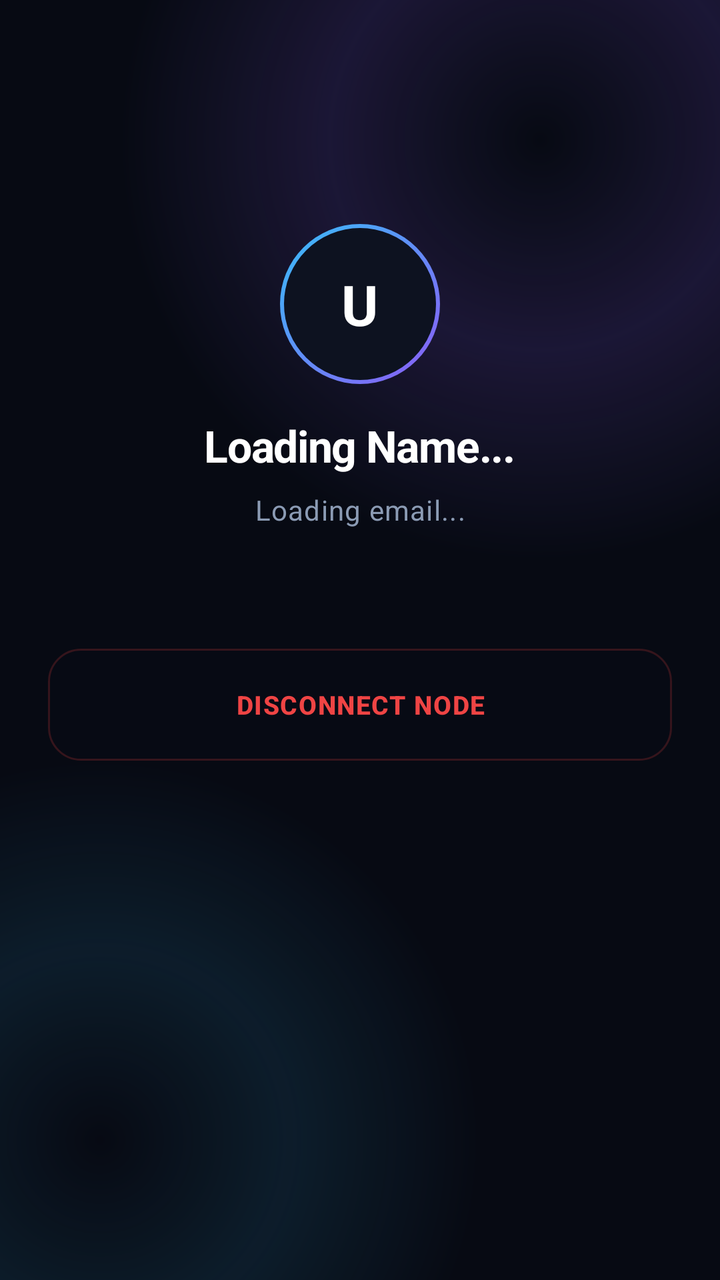
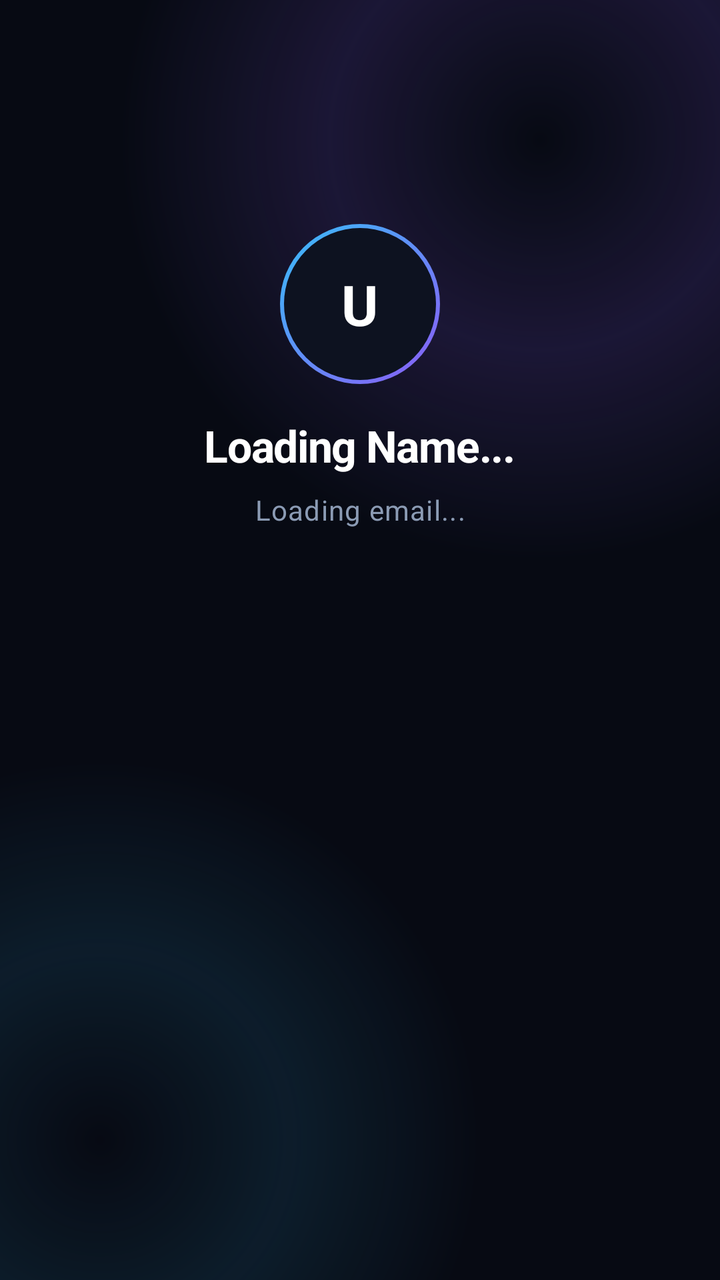

Compare the two renders of this Android layout. The source of the first and the diff that turns it into the second are given below.
<!-- AndroidManifest.xml: application theme Theme.Gotilo -->
<!-- res/layout/activity_dashboard.xml -->
<?xml version="1.0" encoding="utf-8"?>
<ScrollView xmlns:android="http://schemas.android.com/apk/res/android"
    xmlns:app="http://schemas.android.com/apk/res-auto"
    xmlns:tools="http://schemas.android.com/tools"
    android:layout_width="match_parent"
    android:layout_height="match_parent"
    android:background="@drawable/bg_ambient_glow"
    android:fillViewport="true"
    android:overScrollMode="never">

    <androidx.constraintlayout.widget.ConstraintLayout
        android:layout_width="match_parent"
        android:layout_height="wrap_content"
        android:paddingHorizontal="24dp"
        android:paddingTop="52dp"
        android:paddingBottom="28dp">

        
        <FrameLayout
            android:id="@+id/avatarBadge"
            android:layout_width="80dp"
            android:layout_height="80dp"
            android:layout_marginTop="60dp"
            android:background="@drawable/bg_avatar_ring"
            app:layout_constraintEnd_toEndOf="parent"
            app:layout_constraintStart_toStartOf="parent"
            app:layout_constraintTop_toTopOf="parent">

            <TextView
                android:id="@+id/tvAvatarInitial"
                android:layout_width="wrap_content"
                android:layout_height="wrap_content"
                android:layout_gravity="center"
                android:text="U"
                android:textColor="#FFFFFF"
                android:textSize="28sp"
                android:textStyle="bold" />
        </FrameLayout>

        
        <TextView
            android:id="@+id/tvUserName"
            android:layout_width="wrap_content"
            android:layout_height="wrap_content"
            android:layout_marginTop="16dp"
            android:text="Loading Name..."
            android:textColor="#FFFFFF"
            android:textSize="22sp"
            android:textStyle="bold"
            android:letterSpacing="-0.02"
            app:layout_constraintEnd_toEndOf="parent"
            app:layout_constraintStart_toStartOf="parent"
            app:layout_constraintTop_toBottomOf="@id/avatarBadge" />

        
        <TextView
            android:id="@+id/tvUserEmail"
            android:layout_width="wrap_content"
            android:layout_height="wrap_content"
            android:layout_marginTop="8dp"
            android:text="Loading email..."
            android:textColor="#8B9BB4"
            android:textSize="14sp"
            android:letterSpacing="0.03"
            android:textAlignment="center"
            app:layout_constraintEnd_toEndOf="parent"
            app:layout_constraintStart_toStartOf="parent"
            app:layout_constraintTop_toBottomOf="@id/tvUserName" />

        
        <androidx.appcompat.widget.AppCompatButton
            android:id="@+id/btnLogout"
            android:layout_width="match_parent"
            android:layout_height="56dp"
            android:layout_marginTop="60dp"
            android:background="@drawable/bg_logout_button"
            android:letterSpacing="0.04"
            android:stateListAnimator="@null"
            android:text="Disconnect Node"
            android:textAllCaps="true"
            android:textColor="#EF4444"
            android:textSize="13sp"
            android:textStyle="bold"
            app:layout_constraintTop_toBottomOf="@id/tvUserEmail" />

    </androidx.constraintlayout.widget.ConstraintLayout>
</ScrollView>
<!-- resources referenced by this layout -->
<resources>
  <!-- drawable bg_ambient_glow (drawable) -->
  <?xml version="1.0" encoding="utf-8"?>
  <layer-list xmlns:android="http://schemas.android.com/apk/res/android">
  
      
      <item>
          <shape android:shape="rectangle">
              <solid android:color="#070A13" />
          </shape>
      </item>
  
      
      <item android:gravity="top|end" android:width="420dp" android:height="420dp"
          android:top="-140dp" android:end="-120dp">
          <shape android:shape="oval">
              <gradient
                  android:type="radial"
                  android:gradientRadius="210dp"
                  android:centerColor="#268B5CF6"
                  android:endColor="#00070A13" />
          </shape>
      </item>
  
      
      <item android:gravity="bottom|start" android:width="380dp" android:height="380dp"
          android:bottom="-120dp" android:start="-140dp">
          <shape android:shape="oval">
              <gradient
                  android:type="radial"
                  android:gradientRadius="190dp"
                  android:centerColor="#1A38BDF8"
                  android:endColor="#00070A13" />
          </shape>
      </item>
  
  </layer-list>
  <!-- drawable bg_avatar_ring (drawable) -->
  <?xml version="1.0" encoding="utf-8"?>
  <layer-list xmlns:android="http://schemas.android.com/apk/res/android">
  
      <item>
          <shape android:shape="oval">
              <gradient
                  android:type="linear"
                  android:angle="135"
                  android:startColor="#8B5CF6"
                  android:endColor="#38BDF8" />
          </shape>
      </item>
  
      <item android:top="2dp" android:bottom="2dp" android:left="2dp" android:right="2dp">
          <shape android:shape="oval">
              <solid android:color="#0D1220" />
          </shape>
      </item>
  
  </layer-list>
  <!-- drawable bg_logout_button (drawable) -->
  <?xml version="1.0" encoding="utf-8"?>
  <ripple xmlns:android="http://schemas.android.com/apk/res/android"
      android:color="#1EEF4444">
      <item>
          <shape android:shape="rectangle">
              <corners android:radius="16dp" />
              <solid android:color="#120D1220" />
              <stroke android:width="1dp" android:color="#33EF4444" />
          </shape>
      </item>
  </ripple>
  <style name="Theme.Gotilo" parent="Base.Theme.Gotilo" />
  <style name="Base.Theme.Gotilo" parent="Theme.Material3.DayNight.NoActionBar">
          
          <item name="android:windowBackground">#090D17</item>
          <item name="android:windowNoTitle">true</item>
          <item name="android:windowIsFloating">false</item>
          <item name="android:windowIsTranslucent">false</item>
      </style>
</resources>

<!-- the commit's change to res/layout/activity_dashboard.xml (unified diff, before → after) -->
@@ -67,21 +67,6 @@
             app:layout_constraintStart_toStartOf="parent"
             app:layout_constraintTop_toBottomOf="@id/tvUserName" />
 
-        
-        <androidx.appcompat.widget.AppCompatButton
-            android:id="@+id/btnLogout"
-            android:layout_width="match_parent"
-            android:layout_height="56dp"
-            android:layout_marginTop="60dp"
-            android:background="@drawable/bg_logout_button"
-            android:letterSpacing="0.04"
-            android:stateListAnimator="@null"
-            android:text="Disconnect Node"
-            android:textAllCaps="true"
-            android:textColor="#EF4444"
-            android:textSize="13sp"
-            android:textStyle="bold"
-            app:layout_constraintTop_toBottomOf="@id/tvUserEmail" />
 
     </androidx.constraintlayout.widget.ConstraintLayout>
 </ScrollView>
<!-- resource entries referenced after the edit -->
@@ -57,18 +57,6 @@
       </item>
   
   </layer-list>
-  <!-- drawable bg_logout_button (drawable) -->
-  <?xml version="1.0" encoding="utf-8"?>
-  <ripple xmlns:android="http://schemas.android.com/apk/res/android"
-      android:color="#1EEF4444">
-      <item>
-          <shape android:shape="rectangle">
-              <corners android:radius="16dp" />
-              <solid android:color="#120D1220" />
-              <stroke android:width="1dp" android:color="#33EF4444" />
-          </shape>
-      </item>
-  </ripple>
   <style name="Theme.Gotilo" parent="Base.Theme.Gotilo" />
   <style name="Base.Theme.Gotilo" parent="Theme.Material3.DayNight.NoActionBar">
           
